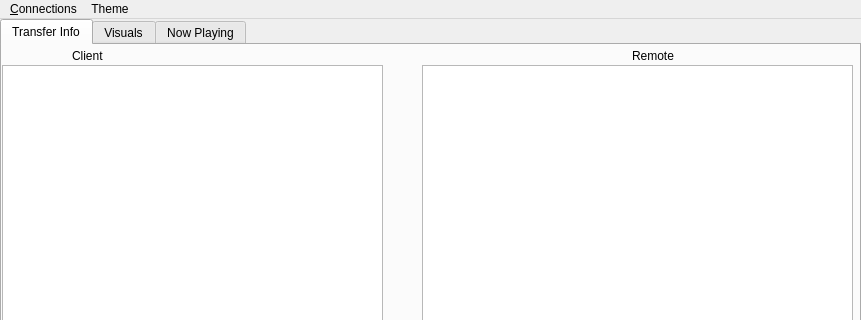
Above: mainwindow.ui from tnightingale/COMMAudio before the change; both pictures show x 0 to 861 and y 0 to 320 of the 861 by 598 pixel window. Below: the same form after it.
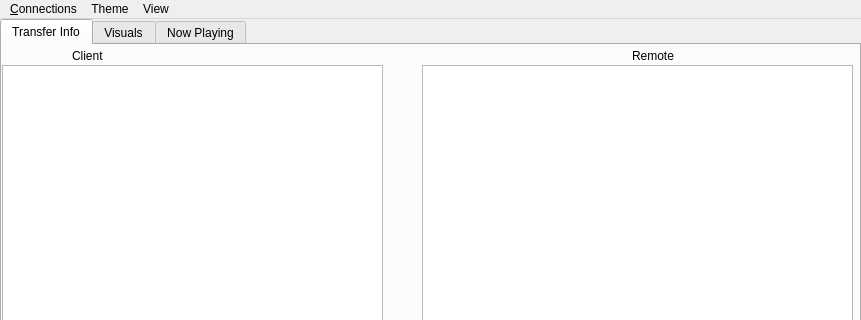
That is the form after the change.

Commit message: window size fixed

What changed in the file:
```diff
--- a/mainwindow.ui
+++ b/mainwindow.ui
@@ -10,6 +10,24 @@
     <height>598</height>
    </rect>
   </property>
+  <property name="sizePolicy">
+   <sizepolicy hsizetype="Fixed" vsizetype="Fixed">
+    <horstretch>0</horstretch>
+    <verstretch>0</verstretch>
+   </sizepolicy>
+  </property>
+  <property name="minimumSize">
+   <size>
+    <width>861</width>
+    <height>598</height>
+   </size>
+  </property>
+  <property name="maximumSize">
+   <size>
+    <width>861</width>
+    <height>598</height>
+   </size>
+  </property>
   <property name="windowTitle">
    <string>Need a fancy program name and icon</string>
   </property>
@@ -364,8 +382,15 @@
     </property>
     <addaction name="action_Modify"/>
    </widget>
+   <widget class="QMenu" name="menuView">
+    <property name="title">
+     <string>View</string>
+    </property>
+    <addaction name="action_Advanced"/>
+   </widget>
    <addaction name="menuConnections"/>
    <addaction name="menuColors"/>
+   <addaction name="menuView"/>
   </widget>
   <widget class="QStatusBar" name="statusBar"/>
   <action name="action_Request_Playlist">
```
Left out of the diff: 57 changed lines with no effect on the pictures. The commit also changes 2 other files.
